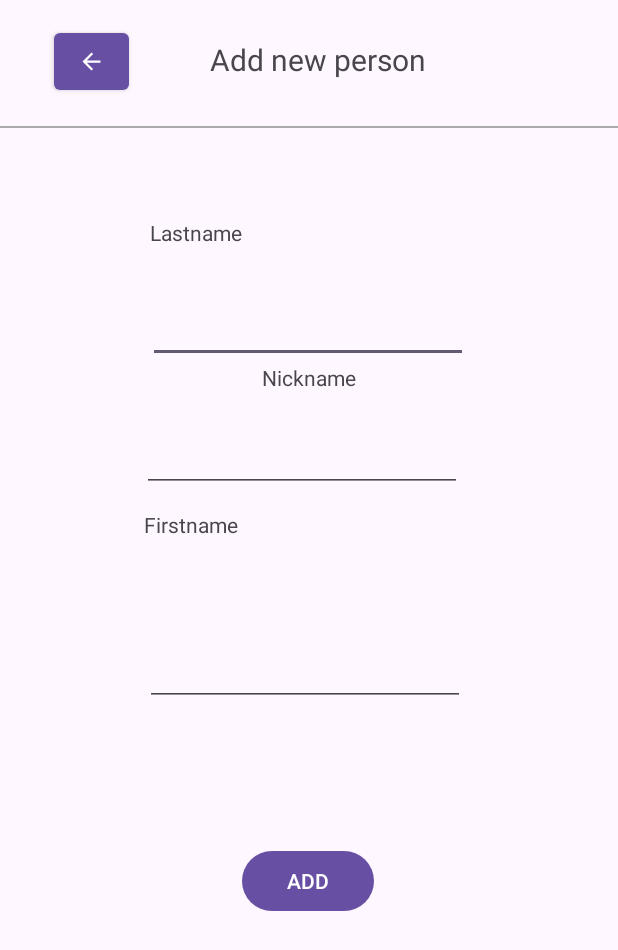
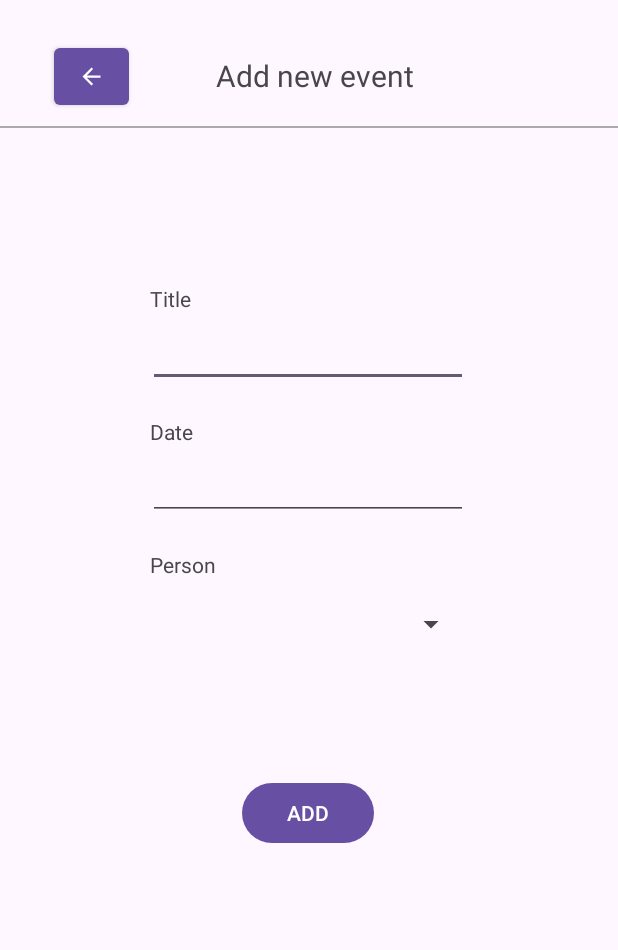
Before and after one commit to Soworage/PresentPal, an Android app: the EventInsertActivity screen opened directly, with no data from a screen before it, on a phone screen of 412 x 824 dp. Shown: the top 950 px of the screen. Run offline under Robolectric (Android 15) with nearby library versions, the phone set to English and light mode, and no system bars; our stand-ins replace Room's generated code, data binding.

Commit message:
Perosnen und Events können hinzugefügt werden, InsertActivity übergibt Objekt als Intent, Person ist nun Seriralizable

```diff
--- a/app/build.gradle
+++ b/app/build.gradle
@@ -29,7 +29,6 @@ android {
 
     buildFeatures {
         dataBinding true
-
     }
 }
 
--- a/app/src/main/AndroidManifest.xml
+++ b/app/src/main/AndroidManifest.xml
@@ -19,7 +19,7 @@
             android:name=".view.EventActivity"
             android:exported="false" />
         <activity
-            android:name=".view.SplashScreenActivity"
+            android:name=".view.PersonInsertActivity"
             android:exported="true">
             <intent-filter>
                 <action android:name="android.intent.action.MAIN" />
@@ -28,10 +28,10 @@
             </intent-filter>
         </activity>
         <activity
-            android:name=".view.PersonInsertActivity"
+            android:name=".view.EventInsertActivity"
             android:exported="true" />
         <activity
-            android:name=".view.EventInsertActivity"
+            android:name=".view.SplashScreenActivity"
             android:exported="true" />
         <activity
             android:name=".MainActivity"
--- a/app/src/main/java/com/example/presentpal/model/EventModel.java
+++ b/app/src/main/java/com/example/presentpal/model/EventModel.java
@@ -9,6 +9,7 @@ import com.example.presentpal.db.AppDatabaseClient;
 import com.example.presentpal.db.Event;
 import com.example.presentpal.db.Person;
 import com.example.presentpal.db.dao.EventDao;
+import com.example.presentpal.db.dao.PersonDao;
 
 import java.util.List;
 import java.util.concurrent.ExecutorService;
@@ -17,13 +18,20 @@ import java.util.concurrent.Executors;
 public class EventModel {
 
     private final EventDao eventDao;
+
     private LiveData<List<Event>> allEvents;
+    private LiveData<List<Person>> allPersons;
 
     private ExecutorService executor = Executors.newSingleThreadExecutor();
+
+    public LiveData<List<Person>> getAllPersons() {
+        return allPersons;
+    }
 
     public EventModel(Application application) {
         AppDatabase database = AppDatabaseClient.getInstance(application).getAppDatabase();
         eventDao = database.eventDao();
+        allPersons = database.personDao().getAllPersons();
     }
 
     public LiveData<List<Event>> getAllEventsByPerson(Person person) {
--- a/app/src/main/java/com/example/presentpal/model/PersonModel.java
+++ b/app/src/main/java/com/example/presentpal/model/PersonModel.java
@@ -31,9 +31,10 @@ public class PersonModel {
 
     }
 
-    public void addPerson(String firstname, String lastname, String nickname) {
+    public Person addPerson(String firstname, String lastname, String nickname) {
         Person person = new Person(firstname, lastname, nickname, false);
         insertPerson(person);
+        return person;
     }
 
     public void addUser(String nickname, String password, DataOperationCallback callback) {
--- a/app/src/main/java/com/example/presentpal/view/EventInsertActivity.java
+++ b/app/src/main/java/com/example/presentpal/view/EventInsertActivity.java
@@ -2,13 +2,23 @@ package com.example.presentpal.view;
 
 import androidx.appcompat.app.AppCompatActivity;
 import androidx.databinding.DataBindingUtil;
+import androidx.lifecycle.Observer;
 import androidx.lifecycle.ViewModelProvider;
 
+import android.app.DatePickerDialog;
 import android.os.Bundle;
+import android.util.Log;
+import android.view.View;
+import android.widget.DatePicker;
+import android.widget.EditText;
+import android.widget.Toast;
 
 import com.example.presentpal.R;
 import com.example.presentpal.databinding.ActivityEventInsertBinding;
+import com.example.presentpal.db.Person;
 import com.example.presentpal.viewmodel.EventInsertViewModel;
+
+import java.util.Calendar;
 
 public class EventInsertActivity extends AppCompatActivity {
 
@@ -24,5 +34,41 @@ public class EventInsertActivity extends AppCompatActivity {
 
         activityEventInsertBinding.setLifecycleOwner(this);
         activityEventInsertBinding.setEventInsertViewModel(eventInsertViewModel);
+
+        eventInsertViewModel.getSelectedPerson().observe(this, new Observer<Person>() {
+            @Override
+            public void onChanged(Person selectedPerson) {
+                CharSequence text = "Hello toast!";
+                int duration = Toast.LENGTH_SHORT;
+
+                Toast toast = Toast.makeText(EventInsertActivity.this, text, duration);
+                toast.show();
+                Log.i("EventInsertActivity", "Toast");
+                if (selectedPerson != null) {
+
+                }
+            }
+        });
+
+        eventInsertViewModel.getCalendarOpen().observe(this, new Observer<Boolean>() {
+            @Override
+            public void onChanged(Boolean aBoolean) {
+                CharSequence text = "CalendarOpen changed!";
+                int duration = Toast.LENGTH_SHORT;
+
+                Toast toast = Toast.makeText(EventInsertActivity.this, text, duration);
+                toast.show();
+                    if(aBoolean){
+                        // https://www.tutlane.com/tutorial/android/android-datepicker-with-examples
+                        final Calendar calendar = Calendar.getInstance();
+                        int day = calendar.get(Calendar.DAY_OF_MONTH);
+                        int month = calendar.get(Calendar.MONTH);
+                        int year = calendar.get(Calendar.YEAR);
+                        DatePickerDialog  picker = new DatePickerDialog(EventInsertActivity.this,
+                                (view, year1, monthOfYear, dayOfMonth) -> eventInsertViewModel.setDate(String.format("%02d",dayOfMonth) + "." + String.format("%02d", monthOfYear + 1) + "." + year1), year, month, day);
+                        picker.show();
+                    }
+            }
+        });
     }
 }
--- /dev/null
+++ b/app/src/main/java/com/example/presentpal/view/adapter/binding/BindingAdapters.java
@@ -0,0 +1,4 @@
+package com.example.presentpal.view.adapter.binding;
+
+public class BindingAdapters {
+}
--- a/app/src/main/java/com/example/presentpal/view/adapter/EventViewPagerAdapter.java
+++ b/app/src/main/java/com/example/presentpal/view/adapter/viewpager/EventViewPagerAdapter.java
@@ -1,5 +1,5 @@
 
-package com.example.presentpal.view.adapter;
+package com.example.presentpal.view.adapter.viewpager;
 
 import androidx.annotation.NonNull;
 import androidx.fragment.app.Fragment;
--- a/app/src/main/java/com/example/presentpal/view/adapter/PersonViewPagerAdapter.java
+++ b/app/src/main/java/com/example/presentpal/view/adapter/viewpager/PersonViewPagerAdapter.java
@@ -1,4 +1,4 @@
-package com.example.presentpal.view.adapter;
+package com.example.presentpal.view.adapter.viewpager;
 
 import androidx.annotation.NonNull;
 import androidx.fragment.app.Fragment;
--- a/app/src/main/java/com/example/presentpal/view/adapter/PresentIdeaViewPagerAdapter.java
+++ b/app/src/main/java/com/example/presentpal/view/adapter/viewpager/PresentIdeaViewPagerAdapter.java
@@ -1,6 +1,6 @@
 
 
-package com.example.presentpal.view.adapter;
+package com.example.presentpal.view.adapter.viewpager;
 
         import androidx.annotation.NonNull;
         import androidx.fragment.app.Fragment;
--- a/app/src/main/java/com/example/presentpal/viewmodel/EventInsertViewModel.java
+++ b/app/src/main/java/com/example/presentpal/viewmodel/EventInsertViewModel.java
@@ -1,31 +1,86 @@
 package com.example.presentpal.viewmodel;
 
 import android.app.Application;
+import android.util.Log;
 import android.view.View;
 
 import androidx.annotation.NonNull;
 import androidx.lifecycle.AndroidViewModel;
+import androidx.lifecycle.LiveData;
 import androidx.lifecycle.MutableLiveData;
 
+import com.example.presentpal.db.Person;
 import com.example.presentpal.model.EventModel;
+
+import org.jetbrains.annotations.NotNull;
+
+import java.util.List;
 
 public class EventInsertViewModel extends AndroidViewModel {
 
     private final EventModel eventModel;
+    public LiveData<List<Person>> allPersons;
 
     public EventInsertViewModel(@NonNull Application application) {
         super(application);
         eventModel = new EventModel(application);
+        allPersons = eventModel.getAllPersons();
+        calendarOpen.setValue(false);
     }
 
     public MutableLiveData<String> title = new MutableLiveData<>();
+
     public MutableLiveData<String> date = new MutableLiveData<>();
-    public MutableLiveData<Integer> personId = new MutableLiveData<>();
+    public MutableLiveData<Integer> position = new MutableLiveData<>();
+
+    public MutableLiveData<Person> selectedPerson = new MutableLiveData<>();
+
+    public MutableLiveData<Boolean> calendarOpen = new MutableLiveData<>();
 
 
     //private MutableLiveData<>
     public void addEvent(View view) {
-        eventModel.addEvent(title.getValue(), date.getValue(), personId.getValue());
+        if(selectedPerson.getValue() != null) {
+            eventModel.addEvent(title.getValue(), date.getValue(), selectedPerson.getValue().getId());
+        }
+    }
+
+    public LiveData<Person> getSelectedPerson() {
+        return selectedPerson;
+    }
+
+    public void setSelectedPerson(Person person) {
+        selectedPerson.setValue(person);
+    }
+
+    public void onPersonSelected() {
+        if (position.getValue() != null && allPersons.getValue() != null) {
+            setSelectedPerson(allPersons.getValue().get(position.getValue()));
+        }
+    }
+
+    public MutableLiveData<Boolean> getCalendarOpen() {
+        return calendarOpen;
+    }
+
+    public void setCalendarOpen() {
+        if(calendarOpen.getValue()!= null){
+            if(calendarOpen.getValue()){
+                calendarOpen.setValue(false);
+            }
+            else {
+                calendarOpen.setValue(true);
+            }
+        }
+    }
+
+    public MutableLiveData<String> getDate() {
+        return date;
+    }
+
+    public void setDate(String newDate) {
+        date.setValue(newDate);
+        calendarOpen.setValue(false);
     }
 
 }
--- a/app/src/main/java/com/example/presentpal/viewmodel/PersonViewModel.java
+++ b/app/src/main/java/com/example/presentpal/viewmodel/PersonViewModel.java
@@ -4,11 +4,17 @@ import android.app.Application;
 
 import androidx.annotation.NonNull;
 import androidx.lifecycle.AndroidViewModel;
+import androidx.lifecycle.MutableLiveData;
+
+import com.example.presentpal.db.Person;
 
 public class PersonViewModel extends AndroidViewModel {
 
+    public MutableLiveData<Person> person = new MutableLiveData<Person>();
 
     public PersonViewModel(@NonNull Application application) {
         super(application);
+
+
     }
 }
--- a/app/src/main/res/layout/activity_event_insert.xml
+++ b/app/src/main/res/layout/activity_event_insert.xml
@@ -20,20 +20,57 @@
             android:id="@+id/textView"
             android:layout_width="wrap_content"
             android:layout_height="wrap_content"
-            android:text="@string/person_insert_text_title"
+            android:text="@string/event_insert_text_maintitle"
             android:textSize="20sp"
             app:layout_constraintBottom_toTopOf="@+id/view"
             app:layout_constraintEnd_toEndOf="parent"
-            app:layout_constraintHorizontal_bias="0.296"
+            app:layout_constraintHorizontal_bias="0.3"
             app:layout_constraintStart_toEndOf="@+id/eventInsert_button_back"
             app:layout_constraintTop_toTopOf="parent"
-            app:layout_constraintVertical_bias="0.456" />
+            app:layout_constraintVertical_bias="0.649" />
+
+        <TextView
+            android:id="@+id/textView2"
+            android:layout_width="wrap_content"
+            android:layout_height="wrap_content"
+            android:layout_marginTop="20dp"
+            android:text="@string/event_insert_text_person"
+            app:layout_constraintEnd_toEndOf="parent"
+            app:layout_constraintHorizontal_bias="0.272"
+            app:layout_constraintStart_toStartOf="parent"
+            app:layout_constraintTop_toBottomOf="@+id/eventInsert_date" />
+
+        <TextView
+            android:id="@+id/textView4"
+            android:layout_width="wrap_content"
+            android:layout_height="wrap_content"
+            android:layout_marginTop="20dp"
+            android:text="@string/event_insert_text_date"
+            app:layout_constraintEnd_toEndOf="parent"
+            app:layout_constraintHorizontal_bias="0.261"
+            app:layout_constraintStart_toStartOf="parent"
+            app:layout_constraintTop_toBottomOf="@+id/eventInsert_title" />
+
+        <EditText
+            android:id="@+id/eventInsert_date"
+            android:layout_width="wrap_content"
+            android:layout_height="wrap_content"
+            android:layout_marginTop="4dp"
+            android:ems="10"
+            android:focusable="false"
+            android:inputType="date"
+            android:onClick="@{()->EventInsertViewModel.setCalendarOpen()}"
+            android:text="@={EventInsertViewModel.date}"
+            app:layout_constraintEnd_toEndOf="parent"
+            app:layout_constraintHorizontal_bias="0.497"
+            app:layout_constraintStart_toStartOf="parent"
+            app:layout_constraintTop_toBottomOf="@+id/textView4" />
 
         <EditText
             android:id="@+id/eventInsert_title"
             android:layout_width="wrap_content"
             android:layout_height="wrap_content"
-             android:layout_marginTop="32dp"
+            android:layout_marginTop="4dp"
             android:ems="10"
             android:inputType="text"
             android:text="@={EventInsertViewModel.title}"
@@ -42,45 +79,17 @@
             app:layout_constraintStart_toStartOf="parent"
             app:layout_constraintTop_toBottomOf="@+id/textView3" />
 
-         <EditText
-             android:id="@+id/eventInsert_date"
-             android:layout_width="wrap_content"
-             android:layout_height="wrap_content"
-             android:layout_marginTop="21dp"
-             android:ems="10"
-             android:inputType="text"
-             android:text="@={EventInsertViewModel.date}"
-             app:layout_constraintEnd_toEndOf="parent"
-             app:layout_constraintHorizontal_bias="0.477"
-             app:layout_constraintStart_toStartOf="parent"
-             app:layout_constraintTop_toBottomOf="@+id/textView4" />
-
-         <EditText
-             android:id="@+id/eventInsert_person"
-             android:layout_width="wrap_content"
-             android:layout_height="wrap_content"
-             android:layout_marginBottom="288dp"
-             android:ems="10"
-             android:inputType="text"
-             android:text=""
-             app:layout_constraintBottom_toBottomOf="parent"
-             app:layout_constraintEnd_toEndOf="parent"
-             app:layout_constraintHorizontal_bias="0.487"
-             app:layout_constraintStart_toStartOf="parent"
-             app:layout_constraintTop_toBottomOf="@+id/textView2" />
-
         <Button
             android:id="@+id/eventInsert_button_add"
             android:layout_width="wrap_content"
             android:layout_height="wrap_content"
+            android:layout_marginTop="80dp"
             android:onClick="@{(v)-> EventInsertViewModel.addEvent(v)}"
             android:text="@string/person_insert_button_add"
-            app:layout_constraintBottom_toBottomOf="parent"
             app:layout_constraintEnd_toEndOf="parent"
             app:layout_constraintHorizontal_bias="0.498"
             app:layout_constraintStart_toStartOf="parent"
-            app:layout_constraintTop_toBottomOf="@+id/eventInsert_person"
-            app:layout_constraintVertical_bias="0.304" />
+            app:layout_constraintTop_toBottomOf="@+id/eventInsert_personSpinner" />
 
         <Button
             android:id="@+id/eventInsert_button_back"
@@ -94,8 +103,7 @@
             app:layout_constraintEnd_toEndOf="parent"
             app:layout_constraintHorizontal_bias="0.099"
             app:layout_constraintStart_toStartOf="parent"
-            app:layout_constraintTop_toTopOf="parent"
-            app:layout_constraintVertical_bias="0.0" />
+            app:layout_constraintTop_toTopOf="parent" />
 
         <View
             android:id="@+id/view"
@@ -107,34 +115,27 @@
             tools:layout_editor_absoluteX="0dp" />
 
         <TextView
-             android:id="@+id/textView2"
-             android:layout_width="wrap_content"
-             android:layout_height="wrap_content"
-             android:layout_marginStart="96dp"
-             android:layout_marginTop="12dp"
-             android:text="@string/person_insert_text_firstname"
-             app:layout_constraintStart_toStartOf="parent"
-             app:layout_constraintTop_toBottomOf="@+id/eventInsert_date" />
-
-         <TextView
             android:id="@+id/textView3"
             android:layout_width="wrap_content"
             android:layout_height="wrap_content"
-             android:layout_marginTop="60dp"
-             android:text="@string/person_insert_text_lastname"
+            android:layout_marginTop="104dp"
+            android:text="@string/event_insert_text_title"
             app:layout_constraintEnd_toEndOf="parent"
-             app:layout_constraintHorizontal_bias="0.286"
+            app:layout_constraintHorizontal_bias="0.26"
             app:layout_constraintStart_toStartOf="parent"
             app:layout_constraintTop_toBottomOf="@+id/view" />
 
-         <TextView
-             android:id="@+id/textView4"
-             android:layout_width="wrap_content"
-             android:layout_height="wrap_content"
-             android:text="@string/person_insert_text_nickname"
+        <Spinner
+            android:id="@+id/eventInsert_personSpinner"
+            android:layout_width="210dp"
+            android:layout_height="44dp"
+            android:layout_marginTop="8dp"
+            android:entries="@{EventInsertViewModel.allPersons}"
+            android:onItemSelected="@{(parent, view, position, id) -> EventInsertViewModel.onPersonSelected()}"
+            android:selectedItemPosition="@={EventInsertViewModel.position}"
             app:layout_constraintEnd_toEndOf="parent"
             app:layout_constraintStart_toStartOf="parent"
-             app:layout_constraintTop_toBottomOf="@+id/eventInsert_title" />
+            app:layout_constraintTop_toBottomOf="@+id/textView2" />
 
     </androidx.constraintlayout.widget.ConstraintLayout>
 </layout>
--- a/app/src/main/res/layout/activity_person_insert.xml
+++ b/app/src/main/res/layout/activity_person_insert.xml
@@ -72,7 +72,7 @@
             android:id="@+id/personInsert_button_add"
             android:layout_width="wrap_content"
             android:layout_height="wrap_content"
-            android:onClick="@{(v)-> PersonInsertViewModel.addPerson(v)}"
+            android:onClick="@{()-> PersonInsertViewModel.addPerson()}"
             android:text="@string/person_insert_button_add"
             app:layout_constraintBottom_toBottomOf="parent"
             app:layout_constraintEnd_toEndOf="parent"
--- a/app/src/main/res/values/strings.xml
+++ b/app/src/main/res/values/strings.xml
@@ -23,6 +23,10 @@
     <string name="log_in">Log in</string>
     <string name="local_password">Local Password:</string>
     <string name="enter_your_local_password">enter your local password</string>
+    <string name="event_insert_text_person">Person</string>
+    <string name="event_insert_text_date">Date</string>
+    <string name="event_insert_text_title">Title</string>
+    <string name="event_insert_text_maintitle">Add new event</string>
 
     <!--Register Screen end-->
 
```
Also changed, not shown: app/src/main/java/com/example/presentpal/db/Person.java (+10 -1 lines), app/src/main/java/com/example/presentpal/view/PersonActivity.java (+17 -1 lines), app/src/main/java/com/example/presentpal/view/PersonInsertActivity.java (+20 -0 lines), app/src/main/java/com/example/presentpal/viewmodel/PersonInsertViewModel.java (+19 -2 lines). Lines whose indentation alone changed are shown as unchanged.
